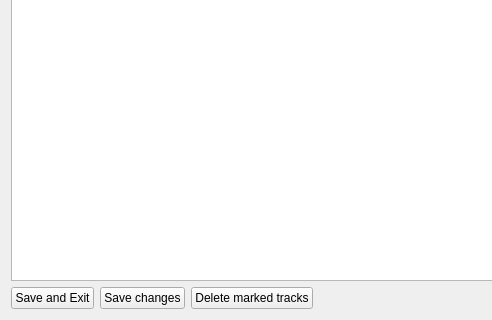
The window that forms/searchlistdialog.ui (pfedick/winmusik) describes before a commit, drawn with Qt 5; both pictures show x 0 to 492 and y 305 to 625 of the 951 by 625 pixel window.
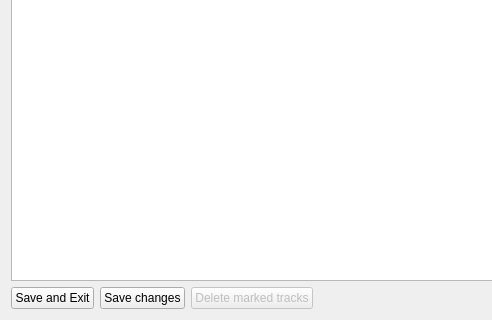
The same window after the commit. Icons and pictures are not drawn.

Patch:
```diff
--- a/forms/searchlistdialog.ui
+++ b/forms/searchlistdialog.ui
@@ -129,6 +129,9 @@
          </item>
          <item>
           <widget class="QPushButton" name="deleteMarkedTracksButton">
+           <property name="enabled">
+            <bool>false</bool>
+           </property>
            <property name="text">
             <string>Delete marked tracks</string>
            </property>
```
Left out of the diff: 4 changed lines with no effect on the pictures.
